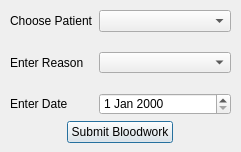
Before: the Qt Designer form createbloodwork.ui in dan-yates1/pharmacy-system, drawn with Qt 5.
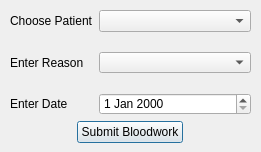
After: the same form once the commit is applied.

Commit message: Date selection starts on current date & Fixed Book bloodwork UI

```diff
--- a/createbloodwork.ui
+++ b/createbloodwork.ui
@@ -6,7 +6,7 @@
    <rect>
     <x>0</x>
     <y>0</y>
-    <width>241</width>
+    <width>261</width>
     <height>152</height>
    </rect>
   </property>
@@ -18,7 +18,7 @@
     <rect>
      <x>10</x>
      <y>10</y>
-     <width>221</width>
+     <width>241</width>
      <height>133</height>
     </rect>
    </property>
```
The commit also changes 3 other files.
